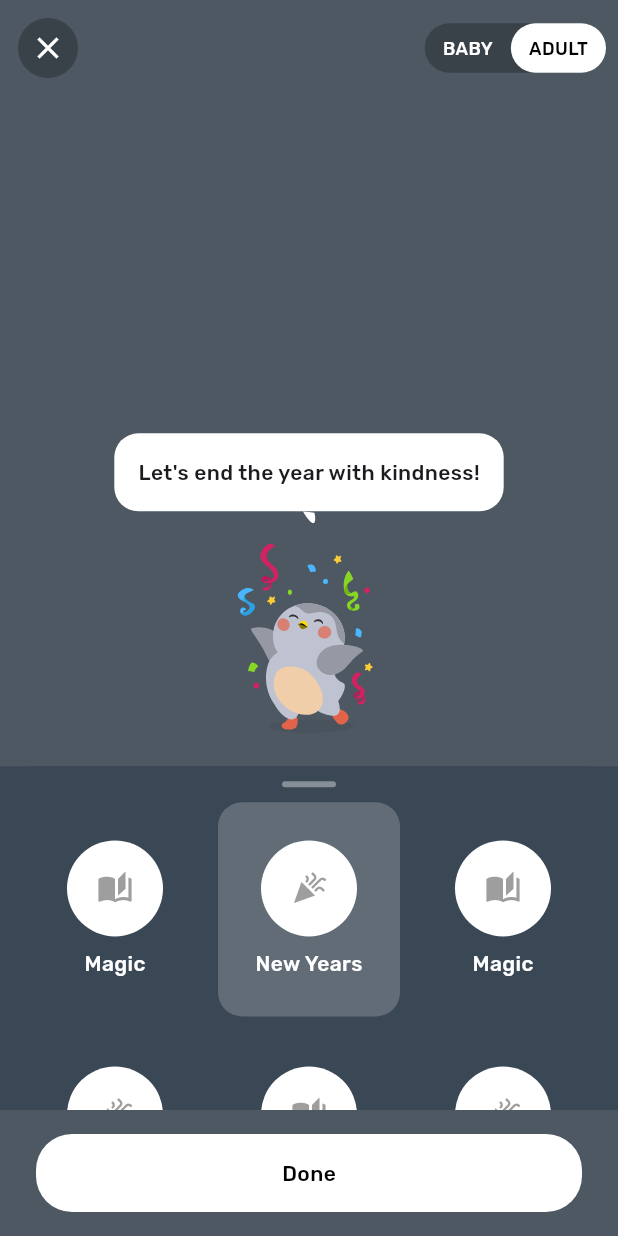
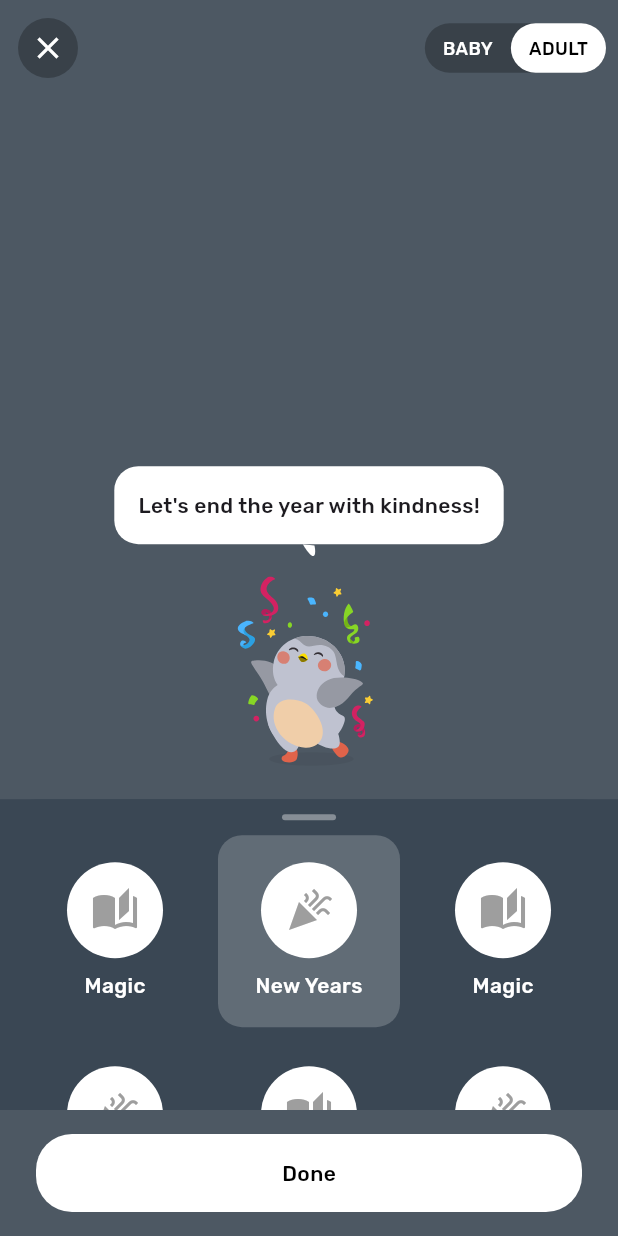
Before and after one commit to TytaniumDev/FinchTakeHomePart2, a Flutter app: the screen it shows after launch, after a tap on "New Years", on a phone screen of 412 x 824 dp. Run offline on Flutter 3.47's test engine with Material 3 defaults, Android fonts, the phone set to English and light mode, and no system bars; our stand-ins replace device_preview, flutter_svg, google_fonts; missing offline and left inert: fading_edge_scrollview.

Commit message:
Dynamic sheet min extent for peeking row across device sizes
Compute minExtent dynamically so the last visible row always peeks at
~40%, adapting from phones to tablets. The algorithm finds the largest N
full rows fitting within [0.3, 0.45] extent, with a fallback for small
screens. Cached in the parent's didChangeDependencies using granular
MediaQuery accessors to avoid recomputation during 60fps drags.

Co-Authored-By: Claude Opus 4.6 <noreply@anthropic.com>

```diff
--- a/lib/debug/debug_picker_screen.dart
+++ b/lib/debug/debug_picker_screen.dart
@@ -27,6 +27,11 @@ const _kDebugEntries = [
     title: 'Draggable Sheet',
     subtitle: 'Test drag behavior and extent values',
     route: '/debug/sheet',
+  ),
+  _DebugEntry(
+    title: 'Grid Scaling',
+    subtitle: 'Test adaptive grid sizing at various screen heights',
+    route: '/debug/grid',
   ),
 ];
 
--- a/lib/main.dart
+++ b/lib/main.dart
@@ -5,6 +5,7 @@ import 'package:google_fonts/google_fonts.dart';
 import 'debug/bird_position_test_screen.dart';
 import 'debug/debug_picker_screen.dart';
 import 'debug/draggable_sheet_test_screen.dart';
+import 'debug/grid_scaling_test_screen.dart';
 import 'models/vibe_data.dart';
 import 'widgets/bird_view_area.dart';
 import 'widgets/vibe_picker_sheet.dart';
@@ -41,6 +42,7 @@ class VibesScreen extends StatelessWidget {
         '/debug': (_) => const DebugPickerScreen(),
         '/debug/bird': (_) => const BirdPositionTestScreen(),
         '/debug/sheet': (_) => const DraggableSheetTestScreen(),
+        '/debug/grid': (_) => const GridScalingTestScreen(),
       },
     );
   }
@@ -56,8 +58,13 @@ class VibeSelectionScreen extends StatefulWidget {
 class _VibeSelectionScreenState extends State<VibeSelectionScreen> {
   int? _selectedVibeIndex;
   double _parallaxOffset = 0;
-  double _sheetExtent = VibePickerSheet.kMinExtent;
+  double? _sheetExtent;
   BirdAge _birdAge = BirdAge.adult;
+
+  // Cached values — recomputed only when screen metrics change.
+  double _computedMinExtent = 0.38;
+  double _computedTargetRows = 1.4;
+  double _screenHeight = 800;
 
   VibeTheme get _theme {
     if (_selectedVibeIndex == null) return VibeTheme.magic;
@@ -65,9 +72,26 @@ class _VibeSelectionScreenState extends State<VibeSelectionScreen> {
   }
 
   @override
+  void didChangeDependencies() {
+    super.didChangeDependencies();
+    _screenHeight = MediaQuery.sizeOf(context).height;
+    final safeAreaBottom = MediaQuery.paddingOf(context).bottom;
+    final result = VibePickerSheet.computeMinExtent(
+      screenHeight: _screenHeight,
+      safeAreaBottom: safeAreaBottom,
+    );
+    _computedMinExtent = result.extent;
+    _computedTargetRows = result.targetRows;
+    if (_sheetExtent != null && _sheetExtent! < _computedMinExtent) {
+      _sheetExtent = _computedMinExtent;
+    }
+  }
+
+  @override
   Widget build(BuildContext context) {
     final theme = _theme;
     final birdSize = _birdAge == BirdAge.adult ? 150.0 : 112.5;
+    final effectiveExtent = _sheetExtent ?? _computedMinExtent;
 
     return Scaffold(
       body: Stack(
@@ -80,7 +104,7 @@ class _VibeSelectionScreenState extends State<VibeSelectionScreen> {
               birdAssetPath: theme.birdAssetPath(_birdAge),
               birdSize: birdSize,
               parallaxOffset: _parallaxOffset,
-              sheetExtent: _sheetExtent,
+              sheetExtent: effectiveExtent,
             ),
           ),
 
@@ -93,13 +117,13 @@ class _VibeSelectionScreenState extends State<VibeSelectionScreen> {
             },
             drawerBackground: theme.drawerBackground,
             footerBackground: theme.footerBackground,
+            minExtent: _computedMinExtent,
+            targetRows: _computedTargetRows,
             onExtentChanged: (extent) {
               setState(() {
                 _sheetExtent = extent;
-                // Parallax: bird shifts up at ~30% of the drag delta
-                final dragDelta = extent - VibePickerSheet.kMinExtent;
-                _parallaxOffset =
-                    -dragDelta * MediaQuery.of(context).size.height * 0.3;
+                final dragDelta = extent - _computedMinExtent;
+                _parallaxOffset = -dragDelta * _screenHeight * 0.3;
               });
             },
             onDone: () {
--- /dev/null
+++ b/lib/widgets/adaptive_grid_delegate.dart
@@ -0,0 +1,117 @@
+import 'dart:math' as math;
+
+import 'package:flutter/rendering.dart';
+
+/// A sliver grid delegate that computes tile height to guarantee
+/// [targetVisibleRows] fit in the available cross-axis extent.
+///
+/// On small screens the tiles shrink so that at least 1 full row + a peek of
+/// the next row are visible at [VibePickerSheet.kMinExtent]. On large screens,
+/// tiles are capped at [maxTileHeight] so they never grow beyond the original
+/// design size.
+class SliverGridDelegateWithAdaptiveHeight extends SliverGridDelegate {
+  const SliverGridDelegateWithAdaptiveHeight({
+    required this.availableGridHeight,
+    this.crossAxisCount = 3,
+    this.mainAxisSpacing = kDefaultMainAxisSpacing,
+    this.crossAxisSpacing = 8,
+    this.targetVisibleRows = 1.4,
+    this.maxTileHeight = kDefaultMaxTileHeight,
+    this.minTileHeight = 84,
+  });
+
+  static const double kDefaultMaxTileHeight = 128;
+  static const double kDefaultMainAxisSpacing = 8;
+
+  /// The height available for the grid at min extent (worst case).
+  final double availableGridHeight;
+
+  final int crossAxisCount;
+  final double mainAxisSpacing;
+  final double crossAxisSpacing;
+
+  /// How many rows (including partial) should be visible.
+  /// 1.4 = 1 full row + 40% peek of row 2.
+  final double targetVisibleRows;
+
+  /// Tiles never exceed this height (the original design size).
+  final double maxTileHeight;
+
+  /// Tiles never shrink below this height (prevents content overflow).
+  final double minTileHeight;
+
+  static const double _minMainAxisSpacing = 2;
+
+  /// Computes tile height and effective spacing together.
+  ///
+  /// Strategy: shrink spacing first (down to [_minMainAxisSpacing]),
+  /// then shrink tiles only if still needed (down to [minTileHeight]).
+  ({double tileHeight, double spacing}) get _metrics {
+    final numGaps = targetVisibleRows.ceil() - 1;
+
+    // 1. Try with full spacing — if tiles fit at max, no scaling needed.
+    final fullGaps = numGaps * mainAxisSpacing;
+    final tileAtFullSpacing =
+        (availableGridHeight - fullGaps) / targetVisibleRows;
+
+    if (tileAtFullSpacing >= maxTileHeight) {
+      return (tileHeight: maxTileHeight, spacing: mainAxisSpacing);
+    }
+
+    // 2. Try with min spacing — see if tiles fit without shrinking.
+    final minGaps = numGaps * _minMainAxisSpacing;
+    final tileAtMinSpacing =
+        (availableGridHeight - minGaps) / targetVisibleRows;
+
+    if (tileAtMinSpacing >= maxTileHeight) {
+      // Tiles fit at max; use just enough spacing to fill the rest.
+      final leftover = availableGridHeight - targetVisibleRows * maxTileHeight;
+      final spacing = numGaps > 0
+          ? (leftover / numGaps).clamp(_minMainAxisSpacing, mainAxisSpacing)
+          : mainAxisSpacing;
+      return (tileHeight: maxTileHeight, spacing: spacing);
+    }
+
+    // 3. Spacing is at minimum — now shrink tiles.
+    final tileHeight = tileAtMinSpacing.clamp(minTileHeight, maxTileHeight);
+    return (tileHeight: tileHeight, spacing: _minMainAxisSpacing);
+  }
+
+  @override
+  SliverGridLayout getLayout(SliverConstraints constraints) {
+    final m = _metrics;
+    final usableCrossAxisExtent =
+        constraints.crossAxisExtent - crossAxisSpacing * (crossAxisCount - 1);
+    final tileWidth = usableCrossAxisExtent / crossAxisCount;
+
+    return SliverGridRegularTileLayout(
+      crossAxisCount: crossAxisCount,
+      mainAxisStride: m.tileHeight + m.spacing,
+      crossAxisStride: tileWidth + crossAxisSpacing,
+      childMainAxisExtent: m.tileHeight,
+      childCrossAxisExtent: tileWidth,
+      reverseCrossAxis: axisDirectionIsReversed(constraints.crossAxisDirection),
+    );
+  }
+
+  /// The ratio of the computed tile height to [maxTileHeight], clamped 0–1.
+  /// Use this to proportionally scale padding, spacing, etc. inside tiles.
+  double get scaleFactor => _metrics.tileHeight / maxTileHeight;
+
+  /// Returns the icon size scaled proportionally to tile height.
+  /// Base: 64px icon at 128px tile height. Floored at [minIconSize].
+  double scaledIconSize({double baseIconSize = 64, double minIconSize = 48}) {
+    return math.max(baseIconSize * scaleFactor, minIconSize);
+  }
+
+  @override
+  bool shouldRelayout(SliverGridDelegateWithAdaptiveHeight oldDelegate) {
+    return oldDelegate.availableGridHeight != availableGridHeight ||
+        oldDelegate.crossAxisCount != crossAxisCount ||
+        oldDelegate.mainAxisSpacing != mainAxisSpacing ||
+        oldDelegate.crossAxisSpacing != crossAxisSpacing ||
+        oldDelegate.targetVisibleRows != targetVisibleRows ||
+        oldDelegate.maxTileHeight != maxTileHeight ||
+        oldDelegate.minTileHeight != minTileHeight;
+  }
+}
--- a/lib/widgets/bird_view_area.dart
+++ b/lib/widgets/bird_view_area.dart
@@ -15,7 +15,7 @@ class BirdViewArea extends StatelessWidget {
     required this.birdAssetPath,
     this.birdSize = 150,
     this.parallaxOffset = 0,
-    this.sheetExtent = 0.38,
+    required this.sheetExtent,
   });
 
   final Color backgroundColor;
--- a/lib/widgets/vibe_drawer.dart
+++ b/lib/widgets/vibe_drawer.dart
@@ -9,11 +9,15 @@ class VibeOptionTile extends StatelessWidget {
     required this.vibe,
     required this.isSelected,
     required this.onTap,
+    this.iconSize = 64,
+    this.scale = 1.0,
   });
 
   final VibeOption vibe;
   final bool isSelected;
   final VoidCallback onTap;
+  final double iconSize;
+  final double scale;
 
   @override
   Widget build(BuildContext context) {
@@ -21,7 +25,7 @@ class VibeOptionTile extends StatelessWidget {
       behavior: HitTestBehavior.opaque,
       onTap: onTap,
       child: Container(
-        padding: const EdgeInsets.all(8),
+        padding: EdgeInsets.all(8 * scale),
         decoration: BoxDecoration(
           color: isSelected
               ? const Color.fromRGBO(255, 255, 255, 0.2)
@@ -32,15 +36,15 @@ class VibeOptionTile extends StatelessWidget {
           mainAxisAlignment: MainAxisAlignment.center,
           children: [
             Container(
-              width: 64,
-              height: 64,
+              width: iconSize,
+              height: iconSize,
               decoration: const BoxDecoration(
                 color: Colors.white,
                 shape: BoxShape.circle,
               ),
-              child: Center(child: Icon(vibe.icon, color: Colors.grey)),
+              child: Center(child: Icon(vibe.icon, color: Colors.grey, size: iconSize * 0.5)),
             ),
-            const SizedBox(height: 8),
+            SizedBox(height: 8 * scale),
             Text(
               vibe.label,
               style: const TextStyle(color: Colors.white),
--- a/lib/widgets/vibe_picker_sheet.dart
+++ b/lib/widgets/vibe_picker_sheet.dart
@@ -4,6 +4,7 @@ import 'package:fading_edge_scrollview/fading_edge_scrollview.dart';
 import 'package:flutter/material.dart';
 
 import '../models/vibe_data.dart';
+import 'adaptive_grid_delegate.dart';
 import 'footer.dart';
 import 'vibe_drawer.dart';
 
@@ -22,18 +23,63 @@ class VibePickerSheet extends StatefulWidget {
     required this.onSelected,
     required this.drawerBackground,
     required this.footerBackground,
+    required this.minExtent,
+    required this.targetRows,
     this.onExtentChanged,
     this.onDone,
   });
 
-  static const double kMinExtent = 0.38;
   static const double kMaxExtent = 0.65;
+  static const double kMinExtentFloor = 0.3;
+  static const double kMinExtentCeiling = 0.45;
+  static const double kHandleHeight = 24.0;
+  static const double kFooterBaseHeight = 80.0;
+
+  /// Computes the dynamic min extent and target rows for a given screen.
+  ///
+  /// Finds the largest N (full rows) where showing N rows + 40% of the next
+  /// row keeps the sheet extent within [kMinExtentFloor, kMinExtentCeiling].
+  static ({double extent, double targetRows}) computeMinExtent({
+    required double screenHeight,
+    required double safeAreaBottom,
+  }) {
+    final overhead = kHandleHeight + kFooterBaseHeight + safeAreaBottom;
+    const maxTile = SliverGridDelegateWithAdaptiveHeight.kDefaultMaxTileHeight;
+    const spacing =
+        SliverGridDelegateWithAdaptiveHeight.kDefaultMainAxisSpacing;
+
+    // Try increasing N from 1 upward; find the largest that fits.
+    int bestN = 0;
+    for (int n = 1; n <= 6; n++) {
+      final gridHeight = (n + 0.4) * maxTile + n * spacing;
+      final extent = (overhead + gridHeight) / screenHeight;
+      if (extent <= kMinExtentCeiling) {
+        bestN = n;
+      } else {
+        break;
+      }
+    }
+
+    if (bestN == 0) {
+      // Very small screen — use ceiling with fallback rows.
+      return (extent: kMinExtentCeiling, targetRows: 1.4);
+    }
+
+    final gridHeight = (bestN + 0.4) * maxTile + bestN * spacing;
+    final extent = ((overhead + gridHeight) / screenHeight).clamp(
+      kMinExtentFloor,
+      kMinExtentCeiling,
+    );
+    return (extent: extent, targetRows: bestN + 0.4);
+  }
 
   final List<VibeOption> vibes;
   final int? selectedIndex;
   final ValueChanged<int> onSelected;
   final Color drawerBackground;
   final Color footerBackground;
+  final double minExtent;
+  final double targetRows;
   final ValueChanged<double>? onExtentChanged;
   final VoidCallback? onDone;
 
@@ -42,8 +88,30 @@ class VibePickerSheet extends StatefulWidget {
 }
 
 class _VibePickerSheetState extends State<VibePickerSheet> {
-  double _sheetPosition = VibePickerSheet.kMinExtent;
+  late double _sheetPosition;
   final _gridScrollController = ScrollController();
+  double _cachedSafeAreaBottom = 0;
+
+  @override
+  void initState() {
+    super.initState();
+    _sheetPosition = widget.minExtent;
+  }
+
+  @override
+  void didChangeDependencies() {
+    super.didChangeDependencies();
+    _cachedSafeAreaBottom = MediaQuery.paddingOf(context).bottom;
+  }
+
+  @override
+  void didUpdateWidget(VibePickerSheet oldWidget) {
+    super.didUpdateWidget(oldWidget);
+    if (oldWidget.minExtent != widget.minExtent &&
+        _sheetPosition < widget.minExtent) {
+      _sheetPosition = widget.minExtent;
+    }
+  }
 
   @override
   void dispose() {
@@ -55,7 +123,7 @@ class _VibePickerSheetState extends State<VibePickerSheet> {
     setState(() {
       _sheetPosition -= details.delta.dy / viewHeight;
       _sheetPosition = _sheetPosition.clamp(
-        VibePickerSheet.kMinExtent,
+        widget.minExtent,
         VibePickerSheet.kMaxExtent,
       );
     });
@@ -63,12 +131,10 @@ class _VibePickerSheetState extends State<VibePickerSheet> {
   }
 
   void _onHandleDragEnd(DragEndDetails details) {
-    // Snap to the nearest extent.
-    final mid =
-        (VibePickerSheet.kMinExtent + VibePickerSheet.kMaxExtent) / 2;
+    final mid = (widget.minExtent + VibePickerSheet.kMaxExtent) / 2;
     final target = _sheetPosition > mid
         ? VibePickerSheet.kMaxExtent
-        : VibePickerSheet.kMinExtent;
+        : widget.minExtent;
     setState(() => _sheetPosition = target);
     widget.onExtentChanged?.call(_sheetPosition);
   }
@@ -79,15 +145,27 @@ class _VibePickerSheetState extends State<VibePickerSheet> {
       builder: (context, constraints) {
         final viewHeight = constraints.maxHeight;
 
+        final minSheetHeight = viewHeight * widget.minExtent;
+        final availableGridHeight =
+            minSheetHeight -
+            VibePickerSheet.kHandleHeight -
+            VibePickerSheet.kFooterBaseHeight -
+            _cachedSafeAreaBottom;
+
+        final gridDelegate = SliverGridDelegateWithAdaptiveHeight(
+          availableGridHeight: availableGridHeight,
+          targetVisibleRows: widget.targetRows,
+        );
+        final iconSize = gridDelegate.scaledIconSize();
+        final tileScale = gridDelegate.scaleFactor;
+
         return DraggableScrollableSheet(
+          key: ValueKey(widget.minExtent),
           initialChildSize: _sheetPosition,
-          minChildSize: VibePickerSheet.kMinExtent,
+          minChildSize: widget.minExtent,
           maxChildSize: VibePickerSheet.kMaxExtent,
           snap: true,
-          snapSizes: const [
-            VibePickerSheet.kMinExtent,
-            VibePickerSheet.kMaxExtent,
-          ],
+          snapSizes: [widget.minExtent, VibePickerSheet.kMaxExtent],
           builder: (context, scrollController) {
             // scrollController is unused — the handle drives the sheet
             // position manually, and the grid has its own controller.
@@ -126,13 +204,7 @@ class _VibePickerSheetState extends State<VibePickerSheet> {
                               padding:
                                   const EdgeInsets.symmetric(horizontal: 16),
                               sliver: SliverGrid(
-                                gridDelegate:
-                                    const SliverGridDelegateWithFixedCrossAxisCount(
-                                      crossAxisCount: 3,
-                                      mainAxisSpacing: 8,
-                                      crossAxisSpacing: 8,
-                                      childAspectRatio: 0.85,
-                                    ),
+                                gridDelegate: gridDelegate,
                                 delegate: SliverChildBuilderDelegate(
                                   (context, index) {
                                     return VibeOptionTile(
@@ -141,6 +213,8 @@ class _VibePickerSheetState extends State<VibePickerSheet> {
                                           widget.selectedIndex == index,
                                       onTap: () =>
                                           widget.onSelected(index),
+                                    iconSize: iconSize,
+                                    scale: tileScale,
                                     );
                                   },
                                   childCount: widget.vibes.length,
```
Also changed, not shown: lib/debug/bird_position_test_screen.dart (+18 -3 lines), lib/debug/draggable_sheet_test_screen.dart (+30 -4 lines), lib/debug/grid_scaling_test_screen.dart (added, +207 -0 lines), 1 other file.
